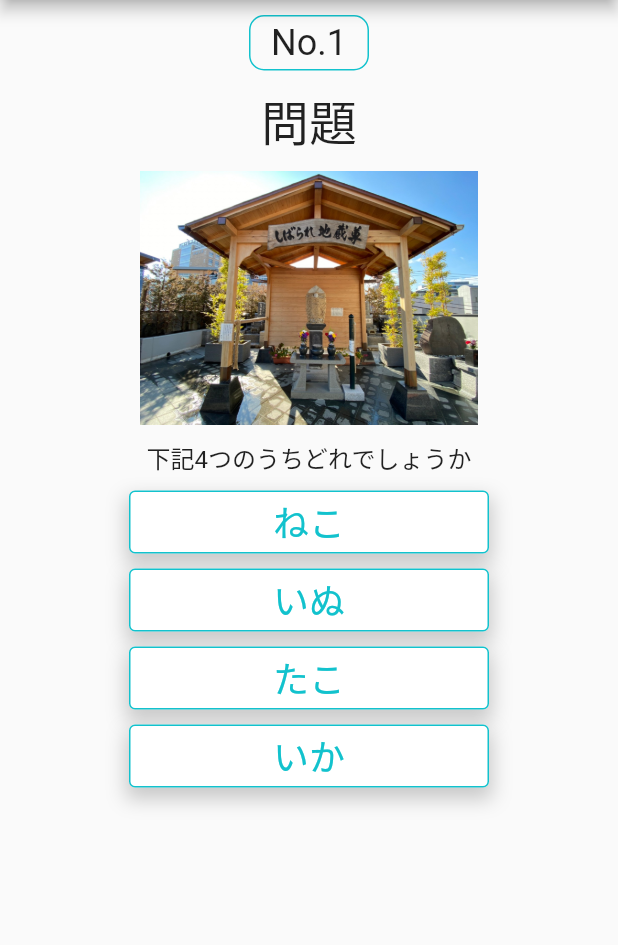
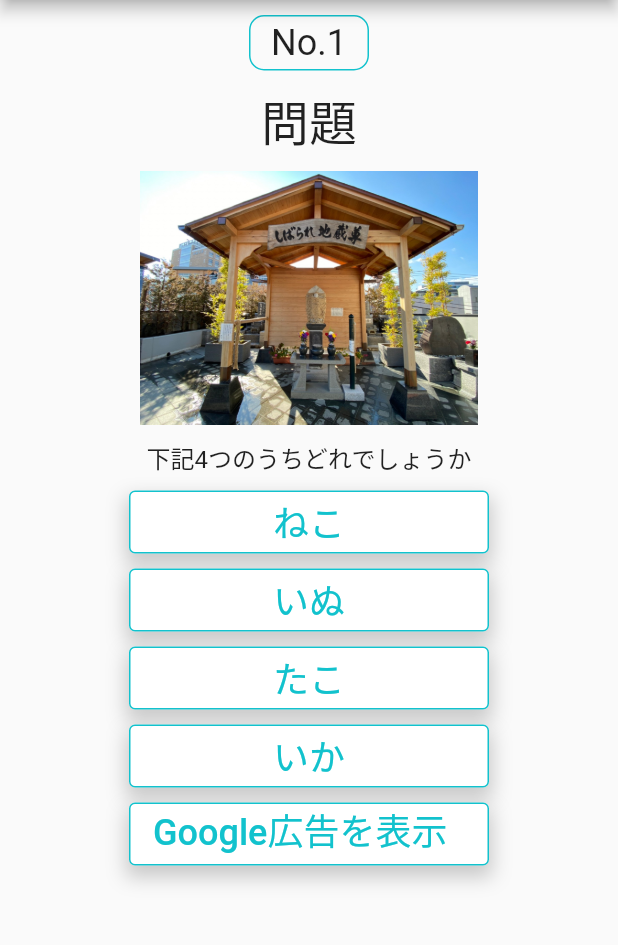
Before and after one commit to FriendsTree-japan/Bunkyoku_App2, a Flutter app: the screen it shows after launch, after a tap on an icon or button, on a phone screen of 412 x 824 dp, the part 84-1029 px from its top. Run offline on Flutter 3.47's test engine with Material 2 defaults, Android fonts, the light colour scheme and no system bars; our stand-ins replace google_mobile_ads, shared_preferences, sqflite; accounts and stored records are empty.

Commit message:
Google広告の追加

```diff
--- a/lib/01_Pages/01_002_QuizQ.dart
+++ b/lib/01_Pages/01_002_QuizQ.dart
@@ -1,13 +1,14 @@
 import 'package:flutter/material.dart';
+import 'package:google_mobile_ads/google_mobile_ads.dart';
 import 'package:bunkyoku_app2/01_Pages/01_003_QuizA.dart';
 import 'package:bunkyoku_app2/02_Class/02_02_QuizQ.dart';
 import 'package:bunkyoku_app2/02_Class/02_04_Size.dart';
 import 'package:bunkyoku_app2/02_Class/02_05_Color.dart';
 import 'package:bunkyoku_app2/03_Unity/03_02_SqliteDb.dart';
+import 'package:bunkyoku_app2/99_Others/99_01_GoogleAdmob.dart';
 
 class QuizQ_000 extends StatefulWidget {
   late final String QuesitonNum;
-
 
   QuizQ_000(this.QuesitonNum);
   @override
@@ -19,6 +20,20 @@ class _QuizQ_000 extends State<QuizQ_000> {
   late String SelectQ = '';
   late String myFavariteFlg = "0";
   late String correctCount = '';
+  InterstitialAd? _interstitialAd;
+  AdInterstitial adInterstitial = new AdInterstitial();
+
+  @override
+  void initState() {
+    super.initState();
+    adInterstitial.createAd();
+  }
+
+  @override
+  void dispose() {
+    super.dispose();
+    _interstitialAd?.dispose();
+  }
 
   @override
   Widget build(BuildContext context) {
@@ -295,6 +310,34 @@ class _QuizQ_000 extends State<QuizQ_000> {
                   },
                 ),
               ),
+              Padding(
+                  padding: EdgeInsets.only(top: BasePaddingConfig.basePadding)),
+              Container(
+                height: QuizSelectButtonSizeConfig.height,
+                width: QuizSelectButtonSizeConfig.width,
+                decoration: BoxDecoration(boxShadow: [
+                  BoxShadow(
+                    color: Colors.black.withOpacity(0.2),
+                    spreadRadius: 2,
+                    blurRadius: 10,
+                    offset: Offset(0, 6),
+                  )
+                ]),
+                child: OutlinedButton(
+                  child: Text(
+                    'Google広告を表示する'
+                    ,style: TextStyle(color: ColorConfig.Blue, fontSize: 24),
+                  ),
+                  style: ElevatedButton.styleFrom(
+                    primary: Colors.white,
+                    side: BorderSide(color: ColorConfig.Blue),
+                    onPrimary: Colors.white,
+                  ),
+                  onPressed: () {
+                    adInterstitial.showAd();
+                  },
+                ),
+              ),
             ],
           ),
         ),
--- /dev/null
+++ b/lib/99_Others/99_01_GoogleAdmob.dart
@@ -0,0 +1,73 @@
+import 'package:flutter/material.dart';
+import 'dart:io';
+import 'package:google_mobile_ads/google_mobile_ads.dart';
+
+class AdInterstitial {
+  InterstitialAd? _interstitialAd;
+  int num_of_attempt_load = 0;
+  bool? ready;
+
+  // create interstitial ads
+  void createAd() {
+    InterstitialAd.load(
+      adUnitId: interstitialAdUnitId,
+      request: const AdRequest(),
+      adLoadCallback: InterstitialAdLoadCallback(
+        // 広告が正常にロードされたときに呼ばれます。
+        onAdLoaded: (InterstitialAd ad) {
+          print('add loaded');
+          _interstitialAd = ad;
+          num_of_attempt_load = 0;
+          ready = true;
+        },
+        // 広告のロードが失敗した際に呼ばれます。
+        onAdFailedToLoad: (LoadAdError error) {
+          num_of_attempt_load++;
+          _interstitialAd = null;
+          if (num_of_attempt_load <= 2) {
+            createAd();
+          }
+        },
+      ),
+    );
+  }
+
+  // show interstitial ads to user
+  Future<void> showAd() async {
+    ready = false;
+    if (_interstitialAd == null) {
+      print('Warning: attempt to show interstitial before loaded.');
+      return;
+    }
+    _interstitialAd!.fullScreenContentCallback = FullScreenContentCallback(
+      onAdShowedFullScreenContent: (InterstitialAd ad) {
+        print("ad onAdshowedFullscreen");
+      },
+      onAdDismissedFullScreenContent: (InterstitialAd ad) {
+        print("ad Disposed");
+        ad.dispose();
+      },
+      onAdFailedToShowFullScreenContent: (InterstitialAd ad, AdError aderror) {
+        print('$ad OnAdFailed $aderror');
+        ad.dispose();
+        createAd();
+      },
+    );
+
+    // 広告の表示には.show()を使う
+    await _interstitialAd!.show();
+    _interstitialAd = null;
+  }
+
+  // 広告IDをプラットフォームに合わせて取得
+  static String get interstitialAdUnitId {
+    if (Platform.isAndroid) {
+      return 'ca-app-pub-3699671239521781/9321918685';
+    } else if (Platform.isIOS) {
+      return 'ca-app-pub-3940256099942544/4411468910';
+    } else {
+      //どちらでもない場合は、テスト用を返す
+      return BannerAd.testAdUnitId;
+    }
+  }
+}
--- a/lib/main.dart
+++ b/lib/main.dart
@@ -1,4 +1,5 @@
 import 'package:flutter/material.dart';
+import 'package:google_mobile_ads/google_mobile_ads.dart';
 import '01_Pages/01_004_Favorite.dart';
 import '02_Class/02_04_Size.dart';
 import '02_Class/02_05_Color.dart';
@@ -10,6 +11,7 @@ import '01_Pages/01_005_Setting.dart';
 
 void main()async{
   WidgetsFlutterBinding.ensureInitialized();
+  MobileAds.instance.initialize();
   await SharedPrefs.setInstance();
   await checkFirstLogin();
   runApp(MyApp());
--- a/pubspec.yaml
+++ b/pubspec.yaml
@@ -37,6 +37,7 @@ dependencies:
   # Use with the CupertinoIcons class for iOS style icons.
   cupertino_icons: ^1.0.2
   url_launcher: ^6.0.20
+  google_mobile_ads: ^1.1.0
 
 dev_dependencies:
   flutter_test:
@@ -46,7 +47,7 @@ dev_dependencies:
   # encourage good coding practices. The lint set provided by the package is
   # activated in the `analysis_options.yaml` file located at the root of your
   # package. See that file for information about deactivating specific lint
-  # rules and activating additional ones.
+  # rules and activatin g additional ones.
   flutter_lints: ^1.0.0
 
 # For information on the generic Dart part of this file, see the
```
Also changed, not shown: pubspec.lock, 3 other files.
